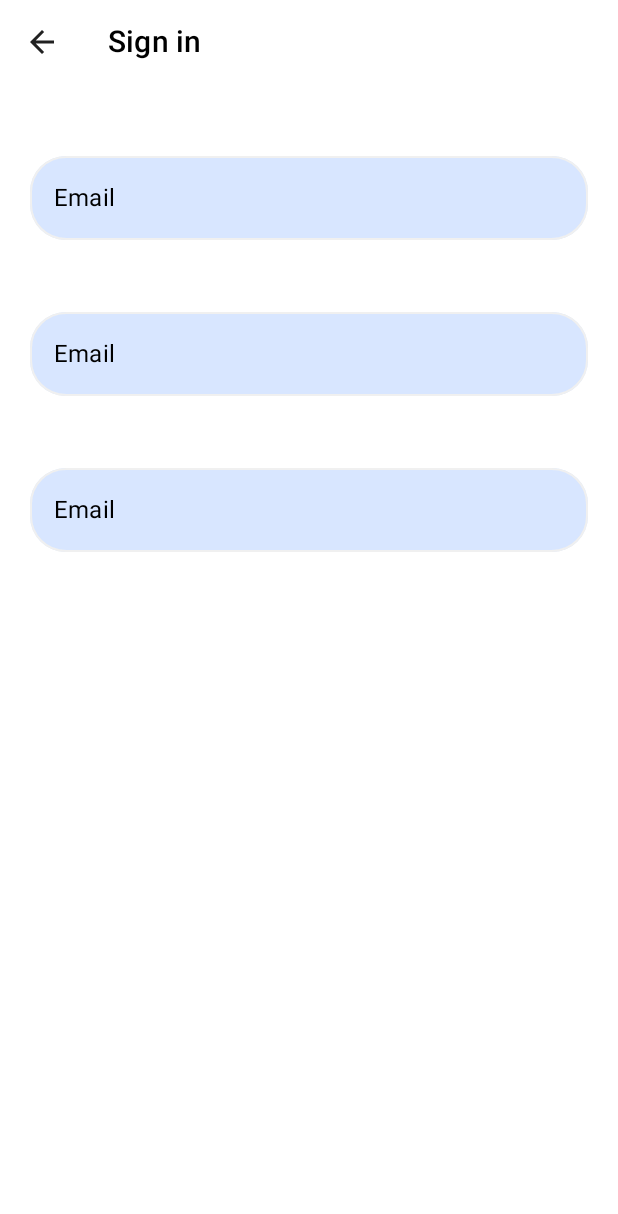
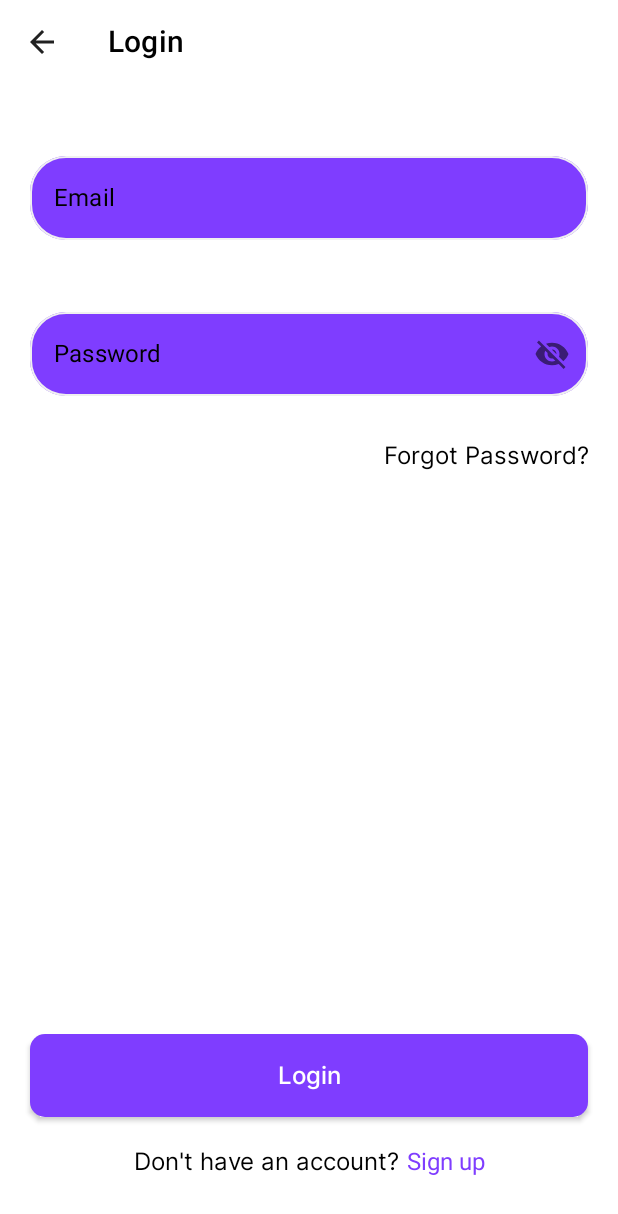
Before and after one commit to misterjedu/notalon, an Android app built with Jetpack Compose: the screen it shows after launch (MainActivity), after a tap on "Get Started", on a phone screen of 412 x 824 dp. Shown: the top 1214 px of the screen. Run offline under Robolectric (Android 15) with nearby library versions, the light colour scheme and no system bars.

Commit message:
login fragment custom edit text and spannable

```diff
--- /dev/null
+++ b/app/src/main/java/ng/com/jedun/domain/Validator.kt
@@ -0,0 +1,6 @@
+package ng.com.jedun.domain
+
+data class Validator(
+    var message: String,
+    var isValidated: Boolean
+)
--- a/app/src/main/java/ng/com/jedun/notalon/ui/LoginFragment.kt
+++ /dev/null
@@ -1,56 +0,0 @@
-package ng.com.jedun.notalon.ui
-
-import android.os.Bundle
-import androidx.fragment.app.Fragment
-import android.view.LayoutInflater
-import android.view.View
-import android.view.ViewGroup
-import androidx.compose.foundation.layout.*
-import androidx.compose.ui.Modifier
-import androidx.compose.ui.platform.ComposeView
-import androidx.compose.ui.res.stringResource
-import androidx.compose.ui.unit.dp
-import androidx.navigation.fragment.findNavController
-import ng.com.jedun.notalon.R
-import ng.com.jedun.notalon.ui.composables.SimpleOutlinedTextFieldSample
-import ng.com.jedun.notalon.ui.composables.StandardNavigateUpAppBar
-import ng.com.jedun.notalon.ui.theme.NotalonTheme
-
-class LoginFragment : Fragment() {
-
-
-    override fun onCreateView(
-        inflater: LayoutInflater, container: ViewGroup?,
-        savedInstanceState: Bundle?
-    ): View? {
-        // Inflate the layout for this fragment
-        val view = inflater.inflate(R.layout.fragment_login, container, false)
-
-        view.findViewById<ComposeView>(R.id.fragment_login_compose_view).setContent {
-            NotalonTheme {
-                Column(
-                    modifier = Modifier
-                        .fillMaxSize()
-                ) {
-                    //AppBar
-                    StandardNavigateUpAppBar(stringResource(R.string.sign_in)) {
-                        findNavController().popBackStack()
-                    }
-
-                    Column(
-                        modifier = Modifier
-                            .padding(20.dp)
-                    ) {
-                        SimpleOutlinedTextFieldSample()
-                        SimpleOutlinedTextFieldSample()
-                        SimpleOutlinedTextFieldSample()
-                    }
-
-                }
-            }
-        }
-
-        return view
-    }
-
-}
--- /dev/null
+++ b/app/src/main/java/ng/com/jedun/notalon/ui/auth/LoginFragment.kt
@@ -0,0 +1,133 @@
+package ng.com.jedun.notalon.ui.auth
+
+import android.os.Bundle
+import androidx.fragment.app.Fragment
+import android.view.LayoutInflater
+import android.view.View
+import android.view.ViewGroup
+import android.widget.Toast
+import androidx.compose.foundation.layout.*
+import androidx.compose.material.MaterialTheme
+import androidx.compose.material.Text
+import androidx.compose.runtime.getValue
+import androidx.compose.runtime.mutableStateOf
+import androidx.compose.runtime.saveable.rememberSaveable
+import androidx.compose.runtime.setValue
+import androidx.compose.ui.Alignment
+import androidx.compose.ui.Modifier
+import androidx.compose.ui.platform.ComposeView
+import androidx.compose.ui.res.stringResource
+import androidx.compose.ui.text.input.KeyboardType
+import androidx.compose.ui.text.style.TextAlign
+import androidx.compose.ui.unit.dp
+import androidx.navigation.fragment.findNavController
+import ng.com.jedun.notalon.R
+import ng.com.jedun.notalon.ui.composables.*
+import ng.com.jedun.notalon.ui.theme.NotalonTheme
+import ng.com.jedun.notalon.util.validateEmail
+import ng.com.jedun.notalon.util.validatePassword
+
+class LoginFragment : Fragment() {
+
+
+    override fun onCreateView(
+        inflater: LayoutInflater, container: ViewGroup?,
+        savedInstanceState: Bundle?
+    ): View? {
+        // Inflate the layout for this fragment
+        val view = inflater.inflate(R.layout.fragment_login, container, false)
+
+        view.findViewById<ComposeView>(R.id.fragment_login_compose_view).setContent {
+
+            var email by rememberSaveable { mutableStateOf("") }
+            var password by rememberSaveable { mutableStateOf("") }
+
+            NotalonTheme {
+                Column(
+                    modifier = Modifier
+                        .fillMaxSize(),
+                    verticalArrangement = Arrangement.SpaceBetween
+                ) {
+
+                    Column(
+                        horizontalAlignment = Alignment.CenterHorizontally,
+                    ) {
+                        //AppBar
+                        StandardNavigateUpAppBar(stringResource(R.string.log_in)) {
+                            findNavController().popBackStack()
+                        }
+
+                        Column(
+                            verticalArrangement = Arrangement.SpaceBetween
+                        ) {
+
+                            Column(
+                                modifier = Modifier.padding(20.dp),
+                            ) {
+
+                                //Email
+                                SimpleOutlinedTextFieldSample(
+                                    "Email",
+                                    email,
+                                    placeholder = "abc@gmail.com",
+                                    keyboardType = KeyboardType.Email,
+                                    validator = validateEmail(email)
+                                ) {
+                                    email = it
+                                }
+
+                                //Password
+                                SimpleOutlinedTextFieldSample(
+                                    "Password",
+                                    password,
+                                    true,
+                                    placeholder = "*********",
+                                    keyboardType = KeyboardType.Password,
+                                    validator = validatePassword(password)
+                                ) {
+                                    password = it
+                                }
+
+                                //Forgot password
+                                Text(
+                                    text = stringResource(R.string.forgot_password),
+                                    textAlign = TextAlign.End,
+                                    style = MaterialTheme.typography.body1,
+                                    modifier = Modifier
+                                        .fillMaxWidth()
+                                        .padding(vertical = 10.dp),
+                                )
+                            }
+                        }
+                    }
+
+
+                    Column(modifier = Modifier.padding(20.dp)) {
+
+                        NotalonButton(
+                            onClick = {
+                                Toast.makeText(
+                                    requireContext(),
+                                    "Hello",
+                                    Toast.LENGTH_SHORT
+                                ).show()
+                            },
+                            buttonType = NotalonButtonType.MATCHPARENT,
+                            text = stringResource(R.string.log_in)
+                        )
+
+                        AnnotatedClickableText(
+                            stringResource(id = R.string.dont_have_account_sign_up),
+                            stringResource(id = R.string.sign_up),
+                        ) {
+                            Toast.makeText(requireContext(), "Span", Toast.LENGTH_SHORT).show()
+                        }
+                    }
+                }
+            }
+        }
+
+        return view
+    }
+
+}
--- a/app/src/main/java/ng/com/jedun/notalon/ui/WalkThroughFragment.kt
+++ b/app/src/main/java/ng/com/jedun/notalon/ui/auth/WalkThroughFragment.kt
@@ -1,4 +1,4 @@
-package ng.com.jedun.notalon.ui
+package ng.com.jedun.notalon.ui.auth
 
 import android.os.Bundle
 import android.view.LayoutInflater
@@ -83,7 +83,7 @@ class WalkThroughFragment : Fragment() {
                                 text = stringResource(R.string.get_started)
                             )
                             Text(
-                                text = stringResource(R.string.sign_in),
+                                text = stringResource(R.string.log_in),
                                 color = MaterialTheme.colors.primary,
                                 textAlign = TextAlign.Center,
                                 style = MaterialTheme.typography.body1,
--- a/app/src/main/java/ng/com/jedun/notalon/ui/composables/EditTextComposable.kt
+++ b/app/src/main/java/ng/com/jedun/notalon/ui/composables/EditTextComposable.kt
@@ -1,84 +1,136 @@
 package ng.com.jedun.notalon.ui.composables
 
-import androidx.compose.foundation.border
-import androidx.compose.foundation.layout.Column
-import androidx.compose.foundation.layout.fillMaxWidth
-import androidx.compose.foundation.layout.padding
+import androidx.compose.foundation.layout.*
 import androidx.compose.foundation.shape.RoundedCornerShape
+import androidx.compose.foundation.text.ClickableText
+import androidx.compose.foundation.text.KeyboardActions
+import androidx.compose.foundation.text.KeyboardOptions
 import androidx.compose.material.*
-import androidx.compose.material.icons.Icons
-import androidx.compose.material.icons.outlined.Close
 import androidx.compose.runtime.*
+import androidx.compose.ui.Alignment
 import androidx.compose.ui.Modifier
-import androidx.compose.ui.graphics.Brush
 import androidx.compose.ui.graphics.Color
-import androidx.compose.ui.graphics.Outline
-import androidx.compose.ui.text.style.TextAlign
+import androidx.compose.ui.res.painterResource
+import androidx.compose.ui.text.*
+import androidx.compose.ui.text.font.FontWeight
+import androidx.compose.ui.text.input.KeyboardType
+import androidx.compose.ui.text.input.PasswordVisualTransformation
+import androidx.compose.ui.text.input.VisualTransformation
 import androidx.compose.ui.unit.dp
+import ng.com.jedun.domain.Validator
+import ng.com.jedun.notalon.R
 import ng.com.jedun.notalon.ui.theme.*
 
 @Composable
-fun SimpleOutlinedTextFieldSample() {
-//    var text by remember { mutableStateOf("") }
-//
-//    OutlinedTextField(
-//        modifier = Modifier
-//            .border(
-//                width = 0.5.dp,
-//                shape = RoundedCornerShape(34.dp),
-//                brush = Brush.horizontalGradient(listOf(Color.Green, Color.Green))
-//            )
-//            .fillMaxWidth(),
-//        value = text,
-//        onValueChange = { text = it },
-//        label = { Text("Email") },
-//        placeholder = {
-//            "absc@gmail.com"
-//        },
-//    )
+fun SimpleOutlinedTextFieldSample(
+    label: String,
+    value: String,
+    isPassword: Boolean = false,
+    placeholder: String = "",
+    keyboardType: KeyboardType,
+    validator: Validator,
+    onValueChange: (String) -> Unit,
+) {
     Column(modifier = Modifier.padding(vertical = 20.dp)) {
-        var textState by remember { mutableStateOf("") }
-        val maxLength = 110
-        val lightBlue = Color(0xffd8e6ff)
-        val blue = Color(0xff76a9ff)
+
+        var passwordVisibility by remember { mutableStateOf(false) }
+        val icon = if (passwordVisibility) {
+            painterResource(id = R.drawable.design_ic_visibility)
+        } else {
+            painterResource(id = R.drawable.design_ic_visibility_off)
+        }
 
         OutlinedTextField(
             modifier = Modifier.fillMaxWidth(),
-            value = textState,
-            label = { Text(text = "Email") },
+            value = value,
+            label = { Text(text = label) },
+            placeholder = { Text(text = placeholder) },
             colors = TextFieldDefaults.outlinedTextFieldColors(
                 textColor = MaterialTheme.colors.primary,
-                backgroundColor = lightBlue,
+                backgroundColor = MaterialTheme.colors.primary,
                 cursorColor = MaterialTheme.colors.primary,
-                disabledLabelColor = lightBlue,
+                disabledLabelColor = notalon_grey,
                 focusedBorderColor = MaterialTheme.colors.primary,
                 unfocusedBorderColor = notalon_text_field_unfocused_stroke,
                 focusedLabelColor = notalon_grey,
-                unfocusedLabelColor = notalon_grey
+                unfocusedLabelColor = notalon_grey,
+                placeholderColor = Color.Green,
+                errorLabelColor = Color.Red
             ),
-            onValueChange = {
-                if (it.length <= maxLength) textState = it
-            },
+            onValueChange = onValueChange,
             shape = RoundedCornerShape(24.dp),
             singleLine = true,
-//            trailingIcon = {
-//                if (textState.isNotEmpty()) {
-//                    IconButton(onClick = { textState = "" }) {
-//                        Icon(
-//                            imageVector = Icons.Outlined.Close,
-//                            contentDescription = null
-//                        )
-//                    }
-//                }
-//            }
+            trailingIcon = {
+                if (isPassword) {
+                    IconButton(onClick = {
+                        passwordVisibility = !passwordVisibility
+                    }) {
+                        Icon(
+                            painter = icon,
+                            contentDescription = ""
+                        )
+                    }
+                }
+            },
+            visualTransformation = if (passwordVisibility && isPassword) PasswordVisualTransformation()
+            else VisualTransformation.None,
+            keyboardOptions = KeyboardOptions(
+                keyboardType = keyboardType
+            ),
+            isError = (!validator.isValidated && value.isNotBlank()),
         )
-//        Text(
-//            text = "${textState.length} / $maxLength",
-//            modifier = Modifier
-//                .fillMaxWidth()
-//                .padding(top = 4.dp),
-//            textAlign = TextAlign.End,
-//            color = blue
-//        )
+        if (!validator.isValidated && value.isNotBlank()) {
+            Text(
+                text = validator.message,
+                color = MaterialTheme.colors.error,
+                style = MaterialTheme.typography.caption,
+                modifier = Modifier.padding(start = 16.dp)
+            )
+        }
     }
 }
+
+
+
+//Text(
+//text = "Caption",
+//modifier = Modifier
+//.fillMaxWidth()
+//.padding(bottom = 4.dp),
+//textAlign = TextAlign.Start,
+//color = blue
+//)
+//TextField(
+//modifier = Modifier.fillMaxWidth(),
+//value = textState,
+//colors = TextFieldDefaults.textFieldColors(
+//backgroundColor = lightBlue,
+//cursorColor = Color.Black,
+//disabledLabelColor = lightBlue,
+//focusedIndicatorColor = Color.Transparent,
+//unfocusedIndicatorColor = Color.Transparent
+//),
+//onValueChange = {
+//    if (it.length <= maxLength) textState = it
+//},
+//shape = RoundedCornerShape(8.dp),
+//singleLine = true,
+//trailingIcon = {
+//    if (textState.isNotEmpty()) {
+//        IconButton(onClick = { textState = "" }) {
+//            Icon(
+//                imageVector = Icons.Outlined.Close,
+//                contentDescription = null
+//            )
+//        }
+//    }
+//}
+//)
+//Text(
+//text = "${textState.length} / $maxLength",
+//modifier = Modifier
+//.fillMaxWidth()
+//.padding(top = 4.dp),
+//textAlign = TextAlign.End,
+//color = blue
+//)
--- /dev/null
+++ b/app/src/main/java/ng/com/jedun/notalon/util/Validators.kt
@@ -0,0 +1,35 @@
+package ng.com.jedun.notalon.util
+
+import ng.com.jedun.domain.Validator
+import java.util.regex.Matcher
+import java.util.regex.Pattern
+
+//Validate Pin
+fun validatePin(pin: String): Validator {
+    return if (pin.length >= 6) {
+        Validator("", true)
+    } else {
+        Validator("", false)
+    }
+}
+
+fun validatePassword(password: String): Validator {
+    return if (password.length >= 6) {
+        Validator("", true)
+    } else {
+        Validator("Must be more than 6 letters", false)
+    }
+}
+
+fun validateEmail(email: String): Validator {
+    val pattern: Pattern =
+        Pattern.compile("^([a-zA-Z0-9_\\-.]+)@([a-zA-Z0-9_\\-.]+)\\.([a-zA-Z]{2,5})\$");
+    val matcher: Matcher = pattern.matcher(email);
+    val matchFound = matcher.matches()
+
+    return if (email.trim().isNotEmpty() && matchFound) {
+        Validator("", true)
+    } else {
+        Validator("Invalid Email", false)
+    }
+}
--- a/app/src/main/res/layout/fragment_login.xml
+++ b/app/src/main/res/layout/fragment_login.xml
@@ -4,7 +4,7 @@
     android:layout_width="match_parent"
     android:layout_height="match_parent"
     android:orientation="vertical"
-    tools:context=".ui.LoginFragment">
+    tools:context=".ui.auth.LoginFragment">
 
     <androidx.compose.ui.platform.ComposeView
         android:id="@+id/fragment_login_compose_view"
--- a/app/src/main/res/navigation/main_nav.xml
+++ b/app/src/main/res/navigation/main_nav.xml
@@ -7,12 +7,12 @@
 
     <fragment
         android:id="@+id/walkThroughFragment"
-        android:name="ng.com.jedun.notalon.ui.WalkThroughFragment"
+        android:name="ng.com.jedun.notalon.ui.auth.WalkThroughFragment"
         android:label="WalkThroughFragment"
         tools:layout="@layout/fragment_walkthrough" />
     <fragment
         android:id="@+id/loginFragment"
-        android:name="ng.com.jedun.notalon.ui.LoginFragment"
+        android:name="ng.com.jedun.notalon.ui.auth.LoginFragment"
         android:label="fragment_login"
         tools:layout="@layout/fragment_login" />
 </navigation>
--- a/app/src/main/res/values/strings.xml
+++ b/app/src/main/res/values/strings.xml
@@ -9,10 +9,11 @@
 
     <!--    <string name="get_started">Get Started %1$s %2$d</string>-->
     <string name="get_started">Get Started</string>
-    <string name="sign_in">Sign in</string>
+    <string name="log_in">Login</string>
+    <string name="sign_up">Sign up</string>
     <string name="walk_through_text"> Contrary to popular belief, Lorem Ipsum is not simply random text. It has roots in a piece of classical Latin literature</string>
-    <!-- TODO: Remove or change this placeholder text -->
-    <string name="hello_blank_fragment">Hello blank fragment</string>
+    <string name="forgot_password">Forgot Password?</string>
+    <string name="dont_have_account_sign_up">Don\'t have an account? </string>
 
 
 </resources>
```
Also changed, not shown: app/src/main/java/ng/com/jedun/notalon/ui/composables/TextComposable.kt (+24 -69 lines).
